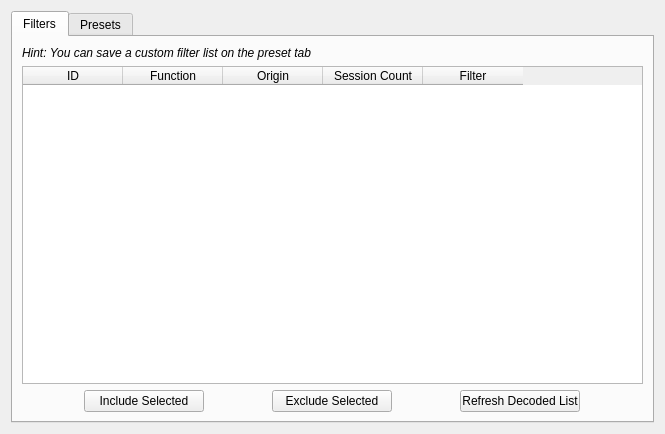
ncatlin/exileSniffer, file exileSniffer/rawfilterform.ui: the form before one commit.
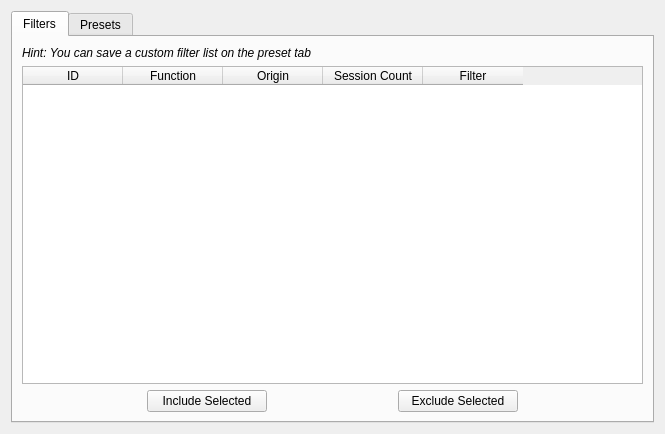
The form after the commit. The open tabs and pages were chosen to show the change.

Diff of the .ui file:
```diff
--- a/exileSniffer/rawfilterform.ui
+++ b/exileSniffer/rawfilterform.ui
@@ -136,25 +136,6 @@
            </property>
           </widget>
          </item>
-         <item>
-          <widget class="QPushButton" name="applyBtn">
-           <property name="maximumSize">
-            <size>
-             <width>120</width>
-             <height>16777215</height>
-            </size>
-           </property>
-           <property name="toolTip">
-            <string>Filter past entries in the decoded packet list based on the current filters</string>
-           </property>
-           <property name="statusTip">
-            <string>Filters past entries in the decoded packet list based on the current filters</string>
-           </property>
-           <property name="text">
-            <string>Refresh Decoded List</string>
-           </property>
-          </widget>
-         </item>
         </layout>
        </item>
       </layout>
```
Left out of the diff: 18 changed lines with no effect on the pictures.
